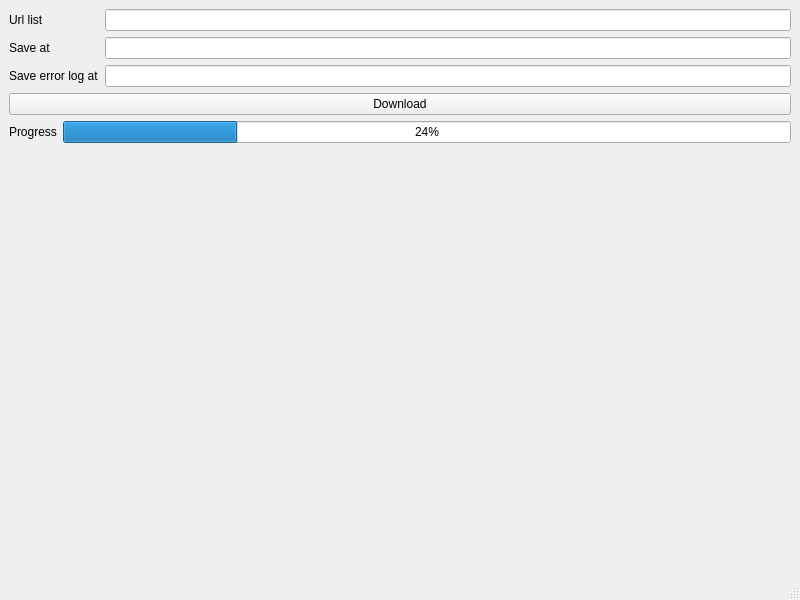
This is simple_downloader/mainwindow.ui in stereomatchingkiss/show_cases as Qt 5 draws it before an edit. The edited form follows.
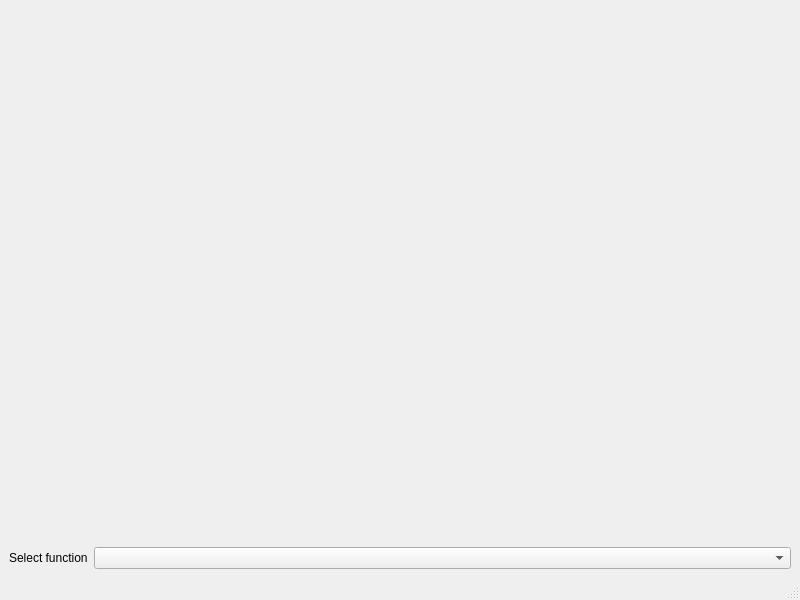
This is the edited form.

Diff of the .ui file:
```diff
--- a/simple_downloader/mainwindow.ui
+++ b/simple_downloader/mainwindow.ui
@@ -14,82 +14,29 @@
    <string>MainWindow</string>
   </property>
   <widget class="QWidget" name="centralwidget">
-   <layout class="QGridLayout" name="gridLayout">
-    <item row="0" column="0">
-     <widget class="QLabel" name="label">
-      <property name="text">
-       <string>Url list</string>
-      </property>
-     </widget>
+   <layout class="QVBoxLayout" name="verticalLayout">
+    <item>
+     <widget class="QStackedWidget" name="stackedWidget"/>
     </item>
-    <item row="0" column="2">
-     <widget class="QLineEdit" name="lineEditUrlList">
-      <property name="text">
-       <string/>
-      </property>
-     </widget>
-    </item>
-    <item row="1" column="0">
-     <widget class="QLabel" name="label_2">
-      <property name="text">
-       <string>Save at</string>
-      </property>
-     </widget>
-    </item>
-    <item row="1" column="2">
-     <widget class="QLineEdit" name="lineEditSaveAt">
-      <property name="text">
-       <string/>
-      </property>
-     </widget>
-    </item>
-    <item row="2" column="0" colspan="2">
-     <widget class="QLabel" name="label_3">
-      <property name="text">
-       <string>Save error log at</string>
-      </property>
-     </widget>
-    </item>
-    <item row="2" column="2">
-     <widget class="QLineEdit" name="lineEditSaveErroLogAt">
-      <property name="text">
-       <string/>
-      </property>
-     </widget>
-    </item>
-    <item row="3" column="0" colspan="3">
-     <widget class="QPushButton" name="pushButtonDownload">
-      <property name="text">
-       <string>Download</string>
-      </property>
-     </widget>
-    </item>
-    <item row="4" column="0">
-     <widget class="QLabel" name="labelProgress">
-      <property name="text">
-       <string>Progress</string>
-      </property>
-     </widget>
-    </item>
-    <item row="4" column="1" colspan="2">
-     <widget class="QProgressBar" name="progressBar">
-      <property name="value">
-       <number>24</number>
-      </property>
-     </widget>
-    </item>
-    <item row="5" column="2">
-     <spacer name="verticalSpacer">
-      <property name="orientation">
-       <enum>Qt::Vertical</enum>
-      </property>
-      <property name="sizeHint" stdset="0">
-       <size>
-        <width>20</width>
-        <height>392</height>
-       </size>
-      </property>
-     </spacer>
+    <item>
+     <layout class="QHBoxLayout" name="horizontalLayout">
+      <item>
+       <widget class="QLabel" name="label">
+        <property name="sizePolicy">
+         <sizepolicy hsizetype="Maximum" vsizetype="Preferred">
+          <horstretch>0</horstretch>
+          <verstretch>0</verstretch>
+         </sizepolicy>
+        </property>
+        <property name="text">
+         <string>Select function</string>
+        </property>
+       </widget>
+      </item>
+      <item>
+       <widget class="QComboBox" name="comboBoxFunctions"/>
+      </item>
+     </layout>
     </item>
    </layout>
   </widget>
```
